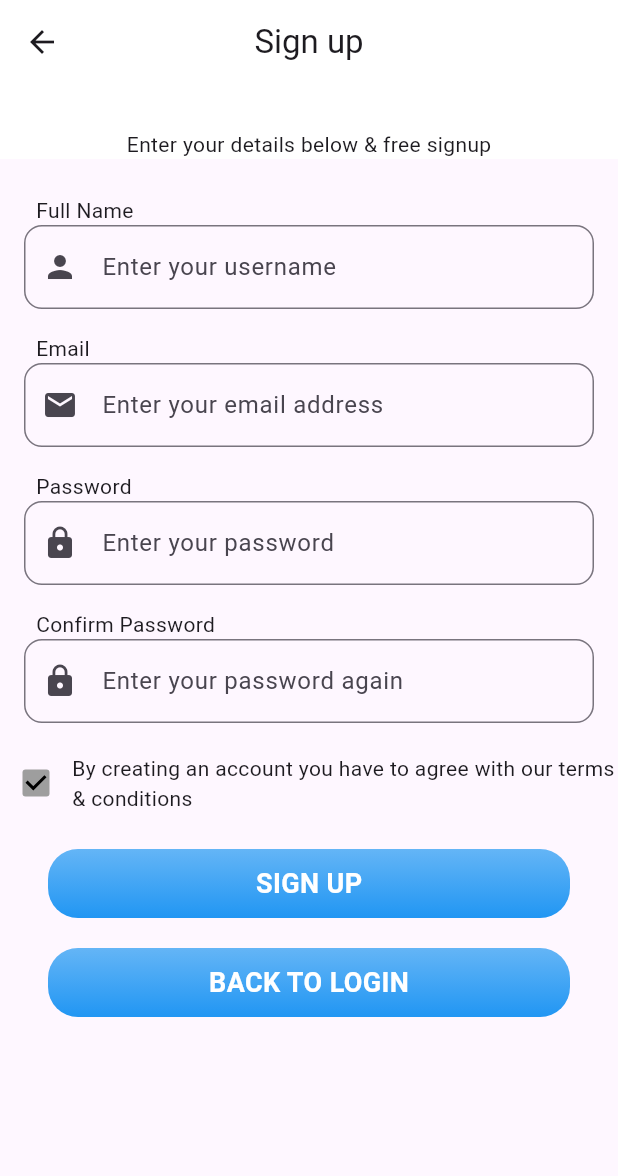
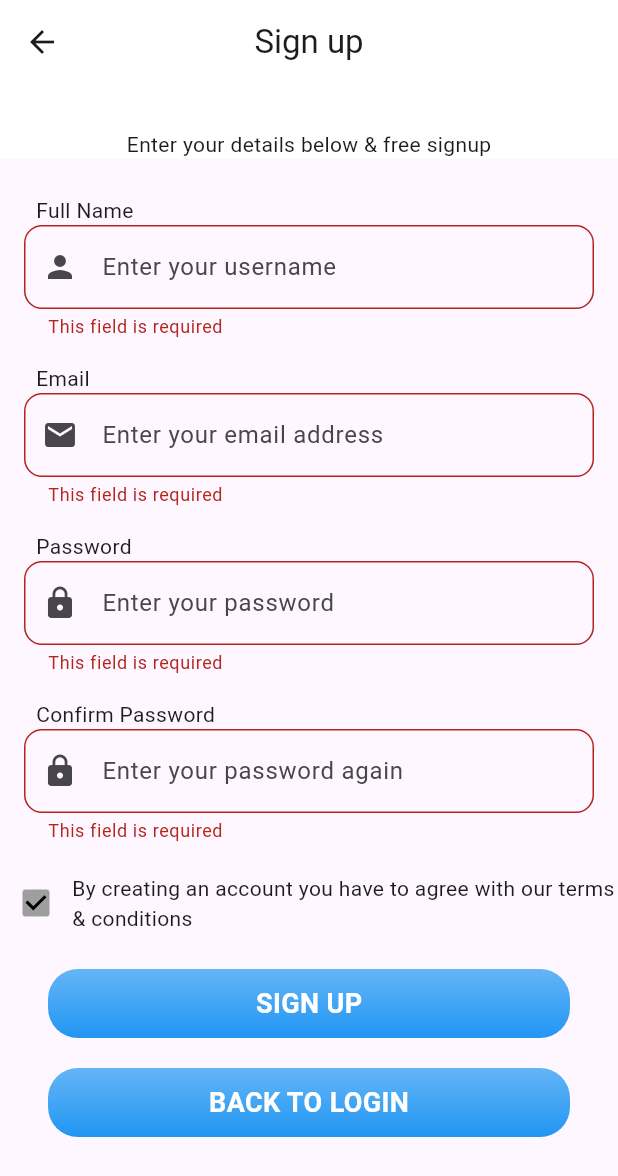
Before and after one commit to Semedii/Suuq, a Flutter app: the SignupPage screen opened by its route, after a tap on "SIGN UP", on a phone screen of 412 x 824 dp. Shown: the top 1176 px of the screen. Run offline on Flutter 3.47's test engine with Material 3 defaults, Android fonts, the phone set to English and light mode, and no system bars; our stand-ins replace auto_route, dots_indicator, flutter_riverpod, riverpod_annotation; generated files the repository leaves out were written again.

Commit message:
added validation in signup page

```diff
--- a/lib/components/app_textfield.dart
+++ b/lib/components/app_textfield.dart
@@ -8,12 +8,14 @@ class AppTextField extends StatelessWidget {
     this.prefixIcon,
     this.isObscureText = false,
     this.onChanged,
+    this.validator,
   });
   final String hintText;
   final String label;
   final Icon? prefixIcon;
   final bool isObscureText;
   final Function(String)? onChanged;
+  final String? Function(String?)? validator;
 
   @override
   Widget build(BuildContext context) {
@@ -26,7 +28,7 @@ class AppTextField extends StatelessWidget {
             padding: const EdgeInsets.only(left: 8.0),
             child: Text(label),
           ),
-          TextField(
+          TextFormField(
             decoration: InputDecoration(
               hintText: hintText,
               prefixIcon: prefixIcon,
@@ -35,6 +37,7 @@ class AppTextField extends StatelessWidget {
             ),
             obscureText: isObscureText,
             onChanged: onChanged,
+            validator: validator,
           ),
         ],
       ),
--- a/lib/pages/login_page.dart
+++ b/lib/pages/login_page.dart
@@ -41,7 +41,7 @@ class LoginPage extends StatelessWidget {
           AppButton(title: "Login", onTap: () {}),
           AppButton(
             title: "Sign up",
-            onTap: () => AutoRouter.of(context).replace(const SignupRoute()),
+            onTap: () => AutoRouter.of(context).replace(SignupRoute()),
           )
         ],
       ),
--- a/lib/pages/signup_page.dart
+++ b/lib/pages/signup_page.dart
@@ -5,11 +5,13 @@ import 'package:suuq/components/app_buton.dart';
 import 'package:suuq/components/app_textfield.dart';
 import 'package:suuq/providers/signup/signup_notifier.dart';
 import 'package:suuq/router/app_router.gr.dart';
+import 'package:suuq/utils/validators.dart';
 
 @RoutePage()
 class SignupPage extends ConsumerWidget {
-  const SignupPage({super.key});
+  SignupPage({super.key});
 
+  final _formKey = GlobalKey<FormState>();
   @override
   Widget build(BuildContext context, WidgetRef ref) {
     final signUpProvider = ref.watch(signupNotifierProvider);
@@ -20,13 +22,14 @@ class SignupPage extends ConsumerWidget {
             preferredSize: Size.fromHeight(50),
             child: Text("Enter your details below & free signup")),
       ),
-      body: Padding(
+      body: SingleChildScrollView(
+        child: Padding(
           padding: const EdgeInsets.symmetric(vertical: 24),
           child: Column(
             children: [
               _getTextFields(ref),
               _getTermsAndConditionsSection(ref),
-            AppButton(title: "Sign up", onTap: ref.read(signupNotifierProvider.notifier).onSignupPressed),
+              AppButton(title: "Sign up", onTap: () => _handleSignUp(ref)),
               AppButton(
                 title: "Back to Login",
                 onTap: () => AutoRouter.of(context).replace(
@@ -36,11 +39,15 @@ class SignupPage extends ConsumerWidget {
             ],
           ),
         ),
+      ),
     );
   }
 
-  Column _getTextFields(WidgetRef ref) {
-    return Column(
+  Form _getTextFields(WidgetRef ref) {
+     final signUpProvider = ref.watch(signupNotifierProvider);
+    return Form(
+      key: _formKey,
+      child: Column(
         children: [
           AppTextField(
             label: "Full Name",
@@ -48,12 +55,14 @@ class SignupPage extends ConsumerWidget {
             prefixIcon: const Icon(Icons.person),
             onChanged:
                 ref.read(signupNotifierProvider.notifier).onFullNameChanged,
+            validator: Validators.isRequired,
           ),
           AppTextField(
             label: "Email",
             hintText: "Enter your email address",
             prefixIcon: const Icon(Icons.email),
             onChanged: ref.read(signupNotifierProvider.notifier).onEmailChanged,
+            validator: Validators.isRequired,
           ),
           AppTextField(
             label: "Password",
@@ -61,6 +70,7 @@ class SignupPage extends ConsumerWidget {
             prefixIcon: const Icon(Icons.lock),
             onChanged:
                 ref.read(signupNotifierProvider.notifier).onPasswordChanged,
+            validator: Validators.isRequired,
           ),
           AppTextField(
             label: "Confirm Password",
@@ -68,8 +78,10 @@ class SignupPage extends ConsumerWidget {
             prefixIcon: const Icon(Icons.lock),
             onChanged:
                 ref.read(signupNotifierProvider.notifier).onRePasswordChanged,
+                validator: (value1)=>Validators.doesMatch(value1, signUpProvider.password),
           ),
         ],
+      ),
     );
   }
 
@@ -91,4 +103,10 @@ class SignupPage extends ConsumerWidget {
       ],
     );
   }
+
+  void _handleSignUp(WidgetRef ref) {
+    if (_formKey.currentState!.validate()) {
+      ref.read(signupNotifierProvider.notifier).onSignupPressed;
     }
+  }
+}
--- /dev/null
+++ b/lib/utils/validators.dart
@@ -0,0 +1,19 @@
+class Validators {
+  static String? isRequired(value) {
+    if (value == null || value.isEmpty) {
+      return 'This field is required';
+    }
+    return null;
+  }
+
+  static String? doesMatch(value1, value2) {
+    if (value1 == null || value1.isEmpty) {
+      return 'This field is required';
+    } else {
+      if (value1 != value2) {
+        return 'Does not match';
+      }
+    }
+    return null;
+  }
+}
```
Also changed, not shown: lib/providers/signup/signup_notifier.g.dart, lib/router/app_router.gr.dart. Lines whose indentation alone changed are shown as unchanged.
